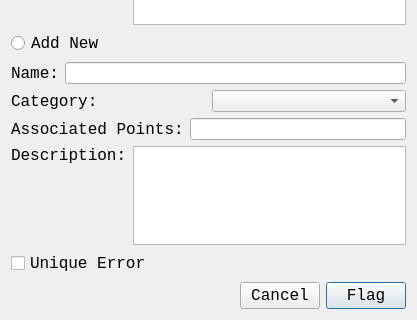
Before: the Qt Designer form GAUI/flagdialog.ui in ezfe/grading-assistant-cs205, drawn with Qt 5; both pictures show x 0 to 417 and y 361 to 681 of the 417 by 681 pixel window.
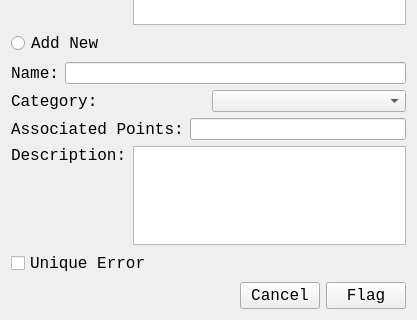
After: the same form once the commit is applied.

What changed in the file:
```diff
--- a/GAUI/flagdialog.ui
+++ b/GAUI/flagdialog.ui
@@ -301,6 +301,9 @@
        <property name="text">
         <string>Flag</string>
        </property>
+       <property name="autoDefault">
+        <bool>false</bool>
+       </property>
       </widget>
      </item>
     </layout>
```
